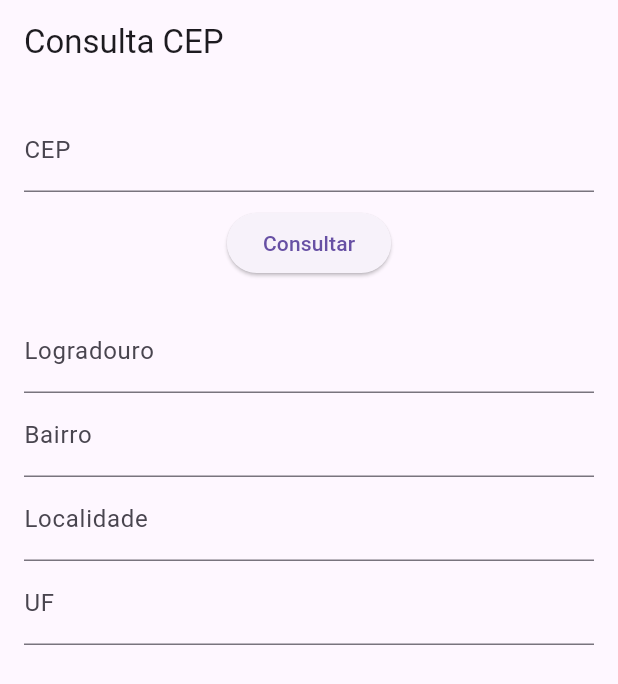
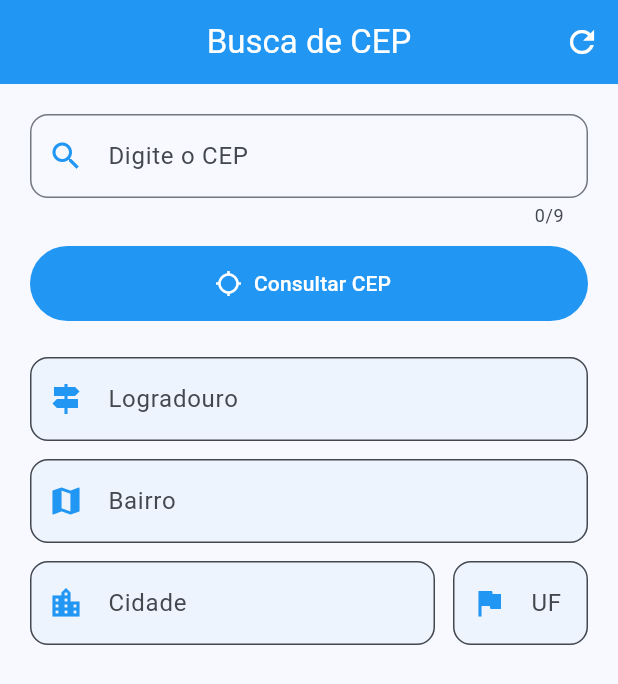
Before and after one commit to mikaelmendona-alt/sub-tony, a Flutter app: the screen it shows after launch, on a phone screen of 412 x 824 dp. Shown: the top 684 px of the screen. Run offline on Flutter 3.47's test engine with Material 3 defaults, Android fonts, the phone set to English and light mode, and no system bars.

Commit message:
alteração

```diff
--- a/lib/main.dart
+++ b/lib/main.dart
@@ -13,7 +13,15 @@ class MyApp extends StatelessWidget {
   Widget build(BuildContext context) {
     return MaterialApp(
       debugShowCheckedModeBanner: false,
-      home: CepPage(),
+      theme: ThemeData(
+        colorSchemeSeed: Colors.blue,
+        useMaterial3: true,
+        appBarTheme: const AppBarTheme(
+          backgroundColor: Colors.blue,
+          foregroundColor: Colors.white,
+        ),
+      ),
+      home: const CepPage(),
     );
   }
 }
@@ -32,15 +40,63 @@ class _CepPageState extends State<CepPage> {
   final localidadeController = TextEditingController();
   final ufController = TextEditingController();
 
+  bool carregando = false;
+
+  @override
+  void dispose() {
+    cepController.dispose();
+    logradouroController.dispose();
+    bairroController.dispose();
+    localidadeController.dispose();
+    ufController.dispose();
+    super.dispose();
+  }
+
+  void _limparTudo() {
+    cepController.clear();
+    logradouroController.clear();
+    bairroController.clear();
+    localidadeController.clear();
+    ufController.clear();
+  }
+
+  void _aviso(String texto) {
+    if (!mounted) return;
+    ScaffoldMessenger.of(context).showSnackBar(
+      SnackBar(
+        content: Text(texto),
+        behavior: SnackBarBehavior.floating,
+      ),
+    );
+  }
+
   Future<void> buscarCep() async {
-    final cep = cepController.text.trim();
+    FocusScope.of(context).unfocus();
+    final cep = cepController.text.replaceAll(RegExp(r'[^0-9]'), '');
 
+    if (cep.length != 8) {
+      _aviso('Informe um CEP válido com 8 dígitos.');
+      return;
+    }
+
+    setState(() => carregando = true);
+
+    try {
       final response = await http.get(
-      Uri.parse('https://viacep.com.br/ws/$cep/json/'),
+        Uri.parse('https://viacep.com.br'),
       );
 
       if (response.statusCode == 200) {
         final dados = jsonDecode(response.body);
+
+        if (dados['erro'] == true) {
+          logradouroController.clear();
+          bairroController.clear();
+          localidadeController.clear();
+          ufController.clear();
+          _aviso('CEP não encontrado.');
+          return;
+        }
 
         setState(() {
           logradouroController.text = dados['logradouro'] ?? '';
@@ -48,6 +104,13 @@ class _CepPageState extends State<CepPage> {
           localidadeController.text = dados['localidade'] ?? '';
           ufController.text = dados['uf'] ?? '';
         });
+      } else {
+        _aviso('Erro no servidor (${response.statusCode}).');
+      }
+    } catch (_) {
+      _aviso('Sem conexão com a internet.');
+    } finally {
+      if (mounted) setState(() => carregando = false);
     }
   }
 
@@ -55,62 +118,103 @@ class _CepPageState extends State<CepPage> {
   Widget build(BuildContext context) {
     return Scaffold(
       appBar: AppBar(
-        title: const Text('Consulta CEP'),
+        title: const Text('Busca de CEP'),
+        centerTitle: true,
+        actions: [
+          IconButton(
+            onPressed: _limparTudo,
+            icon: const Icon(Icons.refresh),
+            tooltip: 'Limpar campos',
           ),
-      body: Padding(
-        padding: const EdgeInsets.all(16),
+        ],
+      ),
+      body: SingleChildScrollView(
+        padding: const EdgeInsets.all(20),
         child: Column(
           children: [
             TextField(
               controller: cepController,
-              decoration: const InputDecoration(
-                labelText: 'CEP',
+              keyboardType: TextInputType.number,
+              textInputAction: TextInputAction.search,
+              onSubmitted: (_) => buscarCep(),
+              maxLength: 9,
+              decoration: InputDecoration(
+                labelText: 'Digite o CEP',
+                hintText: '79400-000',
+                prefixIcon: const Icon(Icons.search, color: Colors.blue),
+                border: OutlineInputBorder(
+                  borderRadius: BorderRadius.circular(12),
                 ),
               ),
-
-            const SizedBox(height: 10),
-
-            ElevatedButton(
-              onPressed: buscarCep,
-              child: const Text('Consultar'),
             ),
-
-            const SizedBox(height: 20),
-
-            TextField(
-              controller: logradouroController,
-              readOnly: true,
-              decoration: const InputDecoration(
-                labelText: 'Logradouro',
+            const SizedBox(height: 12),
+            SizedBox(
+              width: double.infinity,
+              height: 50,
+              child: FilledButton.icon(
+                style: FilledButton.styleFrom(
+                  backgroundColor: Colors.blue,
+                  foregroundColor: Colors.white,
+                ),
+                onPressed: carregando ? null : buscarCep,
+                icon: carregando
+                    ? const SizedBox(
+                        width: 20,
+                        height: 20,
+                        child: CircularProgressIndicator(
+                          strokeWidth: 2,
+                          color: Colors.white,
+                        ),
+                      )
+                    : const Icon(Icons.location_searching),
+                label: Text(carregando ? 'Buscando...' : 'Consultar CEP'),
               ),
             ),
-
-            TextField(
-              controller: bairroController,
-              readOnly: true,
-              decoration: const InputDecoration(
-                labelText: 'Bairro',
+            const SizedBox(height: 24),
+            _campoResultado(logradouroController, 'Logradouro', Icons.signpost),
+            const SizedBox(height: 12),
+            _campoResultado(bairroController, 'Bairro', Icons.map),
+            const SizedBox(height: 12),
+            Row(
+              children: [
+                Expanded(
+                  flex: 3,
+                  child: _campoResultado(
+                    localidadeController,
+                    'Cidade',
+                    Icons.location_city,
                   ),
                 ),
-
-            TextField(
-              controller: localidadeController,
-              readOnly: true,
-              decoration: const InputDecoration(
-                labelText: 'Localidade',
+                const SizedBox(width: 12),
+                Expanded(
+                  flex: 1,
+                  child: _campoResultado(ufController, 'UF', Icons.flag),
                 ),
-            ),
-
-            TextField(
-              controller: ufController,
-              readOnly: true,
-              decoration: const InputDecoration(
-                labelText: 'UF',
-              ),
+              ],
             ),
           ],
         ),
       ),
     );
   }
+
+  Widget _campoResultado(
+    TextEditingController controller,
+    String label,
+    IconData icone,
+  ) {
+    return TextField(
+      controller: controller,
+      readOnly: true,
+      decoration: InputDecoration(
+        labelText: label,
+        prefixIcon: Icon(icone, color: Colors.blue),
+        filled: true,
+        fillColor: Colors.blue.withValues(alpha: 0.05),
+        border: OutlineInputBorder(
+          borderRadius: BorderRadius.circular(12),
+        ),
+      ),
+    );
   }
+}
```
Lines whose indentation alone changed are shown as unchanged.
